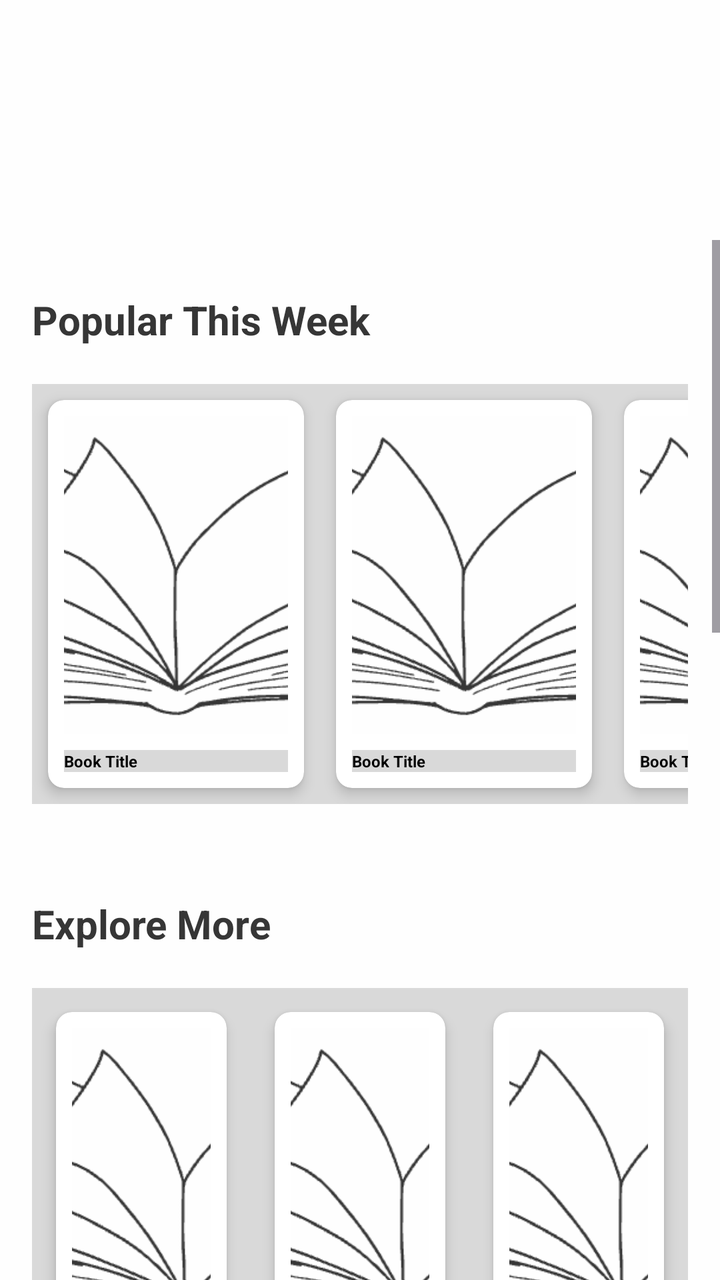
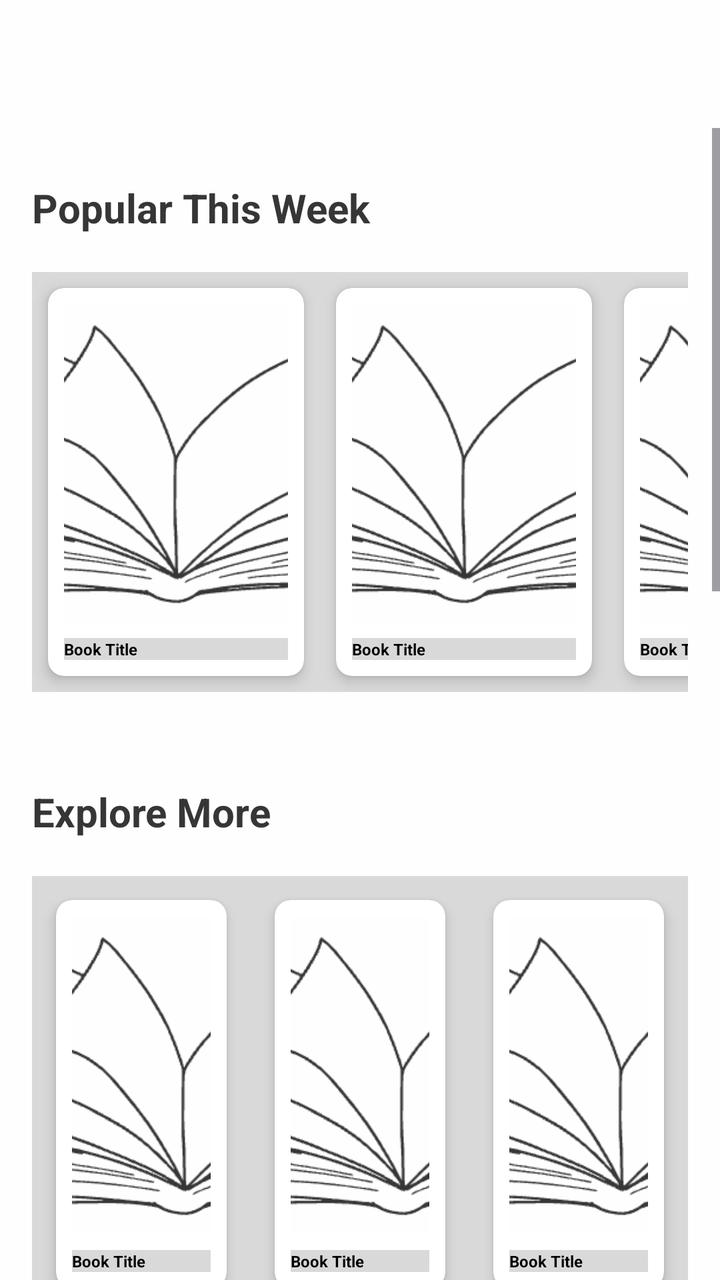

Two renders of the same Android screen: before a commit and after it. Below are the layout's source before the change and the commit's diff.
<!-- AndroidManifest.xml: application theme Theme.FrontendBook -->
<!-- res/layout/fragment_inner_books.xml -->
<androidx.constraintlayout.widget.ConstraintLayout
    xmlns:android="http://schemas.android.com/apk/res/android"
    xmlns:app="http://schemas.android.com/apk/res-auto"
    xmlns:tools="http://schemas.android.com/tools"
    android:layout_width="match_parent"
    android:layout_height="match_parent"
    android:background="@color/backgroundPrimary">

    <ScrollView
        android:id="@+id/scrollContainer"
        android:layout_width="0dp"
        android:layout_height="0dp"
        android:paddingTop="120dp"
        android:paddingBottom="96dp"
        android:fillViewport="true"
        android:clipToPadding="false"
        app:layout_constraintTop_toTopOf="parent"
        app:layout_constraintBottom_toBottomOf="parent"
        app:layout_constraintStart_toStartOf="parent"
        app:layout_constraintEnd_toEndOf="parent">

        <LinearLayout
            android:layout_width="match_parent"
            android:layout_height="wrap_content"
            android:orientation="vertical"
            android:padding="16dp">

            
            <LinearLayout
                android:layout_width="match_parent"
                android:layout_height="wrap_content"
                android:orientation="horizontal"
                android:gravity="center_vertical"
                android:paddingBottom="8dp">

                <TextView
                    android:id="@+id/popularTitle"
                    android:layout_width="0dp"
                    android:layout_height="wrap_content"
                    android:layout_weight="1"
                    android:text="Popular This Week"
                    android:textColor="@color/textSecondary"
                    android:textSize="20sp"
                    android:textStyle="bold" />

                <androidx.appcompat.widget.AppCompatImageButton
                    android:id="@+id/popularArrow"
                    android:layout_width="48dp"
                    android:layout_height="48dp"
                    android:src="@drawable/more"
                    android:background="?attr/selectableItemBackgroundBorderless"
                    android:contentDescription="See All Popular Books"
                    app:tint="@color/textSecondary" />
            </LinearLayout>

            
            <HorizontalScrollView
                android:layout_width="match_parent"
                android:layout_height="wrap_content"
                android:scrollbars="none"
                android:paddingBottom="12dp">

                <LinearLayout
                    android:layout_width="wrap_content"
                    android:layout_height="wrap_content"
                    android:orientation="horizontal"
                    android:background="@color/backgroundSecondary">

                    
                    <include layout="@layout/item_book_grid" />
                    <include layout="@layout/item_book_grid" />
                    <include layout="@layout/item_book_grid" />
                    <include layout="@layout/item_book_grid" />
                    <include layout="@layout/item_book_grid" />
                    <include layout="@layout/item_book_grid" />
                </LinearLayout>
            </HorizontalScrollView>

            
            <LinearLayout
                android:layout_width="match_parent"
                android:layout_height="wrap_content"
                android:orientation="horizontal"
                android:gravity="center_vertical"
                android:paddingBottom="8dp"
                android:layout_marginTop="24dp">

                <TextView
                    android:id="@+id/exploreTitle"
                    android:layout_width="0dp"
                    android:layout_height="wrap_content"
                    android:layout_weight="1"
                    android:text="Explore More"
                    android:textColor="@color/textSecondary"
                    android:textSize="20sp"
                    android:textStyle="bold" />

                <androidx.appcompat.widget.AppCompatImageButton
                    android:id="@+id/exploreArrow"
                    android:layout_width="48dp"
                    android:layout_height="48dp"
                    android:src="@drawable/more"
                    android:background="?attr/selectableItemBackgroundBorderless"
                    android:contentDescription="See All Explore Books"
                    app:tint="@color/textSecondary" />
            </LinearLayout>

            
            <GridLayout
                android:layout_width="match_parent"
                android:layout_height="wrap_content"
                android:alignmentMode="alignMargins"
                android:columnCount="3"
                android:rowOrderPreserved="false"
                android:useDefaultMargins="true"
                android:background="@color/backgroundSecondary">

                
                <FrameLayout
                    android:layout_width="0dp"
                    android:layout_height="wrap_content"
                    android:layout_margin="4dp"
                    android:layout_gravity="fill"
                    android:layout_columnWeight="1">
                    <include layout="@layout/item_book_grid" />

                </FrameLayout>
                <FrameLayout
                    android:layout_width="0dp"
                    android:layout_height="wrap_content"
                    android:layout_margin="4dp"
                    android:layout_gravity="fill"
                    android:layout_columnWeight="1">

                    <include layout="@layout/item_book_grid" />
                </FrameLayout><FrameLayout
                android:layout_width="0dp"
                android:layout_height="wrap_content"
                android:layout_margin="4dp"
                android:layout_gravity="fill"
                android:layout_columnWeight="1">

                <include layout="@layout/item_book_grid" />
            </FrameLayout><FrameLayout
                android:layout_width="0dp"
                android:layout_height="wrap_content"
                android:layout_margin="4dp"
                android:layout_gravity="fill"
                android:layout_columnWeight="1">

                <include layout="@layout/item_book_grid" />
            </FrameLayout><FrameLayout
                android:layout_width="0dp"
                android:layout_height="wrap_content"
                android:layout_margin="4dp"
                android:layout_gravity="fill"
                android:layout_columnWeight="1">

                <include layout="@layout/item_book_grid" />
            </FrameLayout><FrameLayout
                android:layout_width="0dp"
                android:layout_height="wrap_content"
                android:layout_margin="4dp"
                android:layout_gravity="fill"
                android:layout_columnWeight="1">

                <include layout="@layout/item_book_grid" />
            </FrameLayout><FrameLayout
                android:layout_width="0dp"
                android:layout_height="wrap_content"
                android:layout_margin="4dp"
                android:layout_gravity="fill"
                android:layout_columnWeight="1">

                <include layout="@layout/item_book_grid" />
            </FrameLayout><FrameLayout
                android:layout_width="0dp"
                android:layout_height="wrap_content"
                android:layout_margin="4dp"
                android:layout_gravity="fill"
                android:layout_columnWeight="1">

                <include layout="@layout/item_book_grid" />
            </FrameLayout><FrameLayout
                android:layout_width="0dp"
                android:layout_height="wrap_content"
                android:layout_margin="4dp"
                android:layout_gravity="fill"
                android:layout_columnWeight="1">

                <include layout="@layout/item_book_grid" />
            </FrameLayout><FrameLayout
                android:layout_width="0dp"
                android:layout_height="wrap_content"
                android:layout_margin="4dp"
                android:layout_gravity="fill"
                android:layout_columnWeight="1">

                <include layout="@layout/item_book_grid" />
            </FrameLayout><FrameLayout
                android:layout_width="0dp"
                android:layout_height="wrap_content"
                android:layout_margin="4dp"
                android:layout_gravity="fill"
                android:layout_columnWeight="1">

                <include layout="@layout/item_book_grid" />
                <FrameLayout
                    android:layout_width="0dp"
                    android:layout_height="wrap_content"
                    android:layout_margin="4dp"
                    android:layout_gravity="fill"
                    android:layout_columnWeight="1"
                    android:background="@color/backgroundPrimary">

                    <com.google.android.material.button.MaterialButton
                        android:id="@+id/exploreSeeAll"
                        style="@style/Widget.Material3.Button.TextButton"
                        android:layout_width="match_parent"
                        android:layout_height="wrap_content"
                        android:text="See All"
                        android:textColor="@color/textPrimary"
                        android:textSize="14sp"
                        android:backgroundTint="@android:color/transparent"
                        android:strokeColor="@color/textSecondary"
                        android:insetTop="16dp"
                        android:insetBottom="16dp"
                        android:insetLeft="8dp"
                        android:insetRight="8dp"
                        android:padding="8dp"
                        android:layout_gravity="center"
                        android:contentDescription="Go to Explore More" />
                </FrameLayout>

            </FrameLayout>
            </GridLayout>

        </LinearLayout>
    </ScrollView>
</androidx.constraintlayout.widget.ConstraintLayout>
<!-- res/layout/item_book_grid.xml (included above) -->
<?xml version="1.0" encoding="utf-8"?>
<androidx.cardview.widget.CardView
    xmlns:android="http://schemas.android.com/apk/res/android"
    xmlns:card_view="http://schemas.android.com/apk/res-auto"
    android:layout_width="wrap_content"
    android:layout_height="wrap_content"
    android:layout_margin="8dp"
    card_view:cardCornerRadius="8dp"
    card_view:cardElevation="4dp"
    android:background="@color/backgroundPrimary">

    <LinearLayout
        android:layout_width="match_parent"
        android:layout_height="194dp"
        android:orientation="vertical"
        android:padding="8dp">

        
        <ImageView
            android:id="@+id/bookImage"
            android:layout_width="112dp"
            android:layout_height="82dp"
            android:layout_weight="1"
            android:adjustViewBounds="true"
            android:background="@color/boxes_background"
            android:contentDescription="Book cover"
            android:scaleType="centerCrop"
            android:src="@drawable/bookk" />

        
        <TextView
            android:id="@+id/bookTitle"
            android:layout_width="match_parent"
            android:layout_height="wrap_content"
            android:layout_marginTop="8dp"
            android:ellipsize="end"
            android:maxLines="1"
            android:text="Book Title"
            android:background="@color/backgroundSecondary"
            android:textColor="@color/textPrimary"
            android:textSize="8sp"
            android:textStyle="bold" />

    </LinearLayout>
</androidx.cardview.widget.CardView>
<!-- resources referenced by this layout -->
<resources>
  <color name="backgroundPrimary">#FEFEFE</color>
  <color name="backgroundSecondary">#D9D9D9</color>
  <color name="boxes_background">#DCDCDC</color>
  <color name="textPrimary">#000000</color>
  <color name="textSecondary">#363636</color>
  <!-- drawable bookk: png bitmap (drawable, 18992 bytes) -->
  <!-- drawable more: png bitmap (drawable, 189 bytes) -->
  <style name="Theme.FrontendBook" parent="Base.Theme.FrontendBook" />
  <style name="Base.Theme.FrontendBook" parent="Theme.Material3.DayNight.NoActionBar">
          <item name="colorPrimary">@color/backgroundPrimary</item>
          <item name="colorPrimaryVariant">@color/backgroundSecondary</item>
          <item name="colorOnPrimary">@color/black</item>
          <item name="colorSecondary">@color/black</item>
          <item name="colorOutline">@color/line</item>
  
      </style>
  <color name="black">#000000</color>
  <color name="line">#D9D9D9</color>
</resources>

<!-- the commit's change to res/layout/fragment_inner_books.xml (unified diff, before → after) -->
@@ -1,7 +1,6 @@
 <androidx.constraintlayout.widget.ConstraintLayout
     xmlns:android="http://schemas.android.com/apk/res/android"
     xmlns:app="http://schemas.android.com/apk/res-auto"
-    xmlns:tools="http://schemas.android.com/tools"
     android:layout_width="match_parent"
     android:layout_height="match_parent"
     android:background="@color/backgroundPrimary">
@@ -10,7 +9,7 @@
         android:id="@+id/scrollContainer"
         android:layout_width="0dp"
         android:layout_height="0dp"
-        android:paddingTop="120dp"
+        android:paddingTop="?attr/actionBarSize"
         android:paddingBottom="96dp"
         android:fillViewport="true"
         android:clipToPadding="false"
